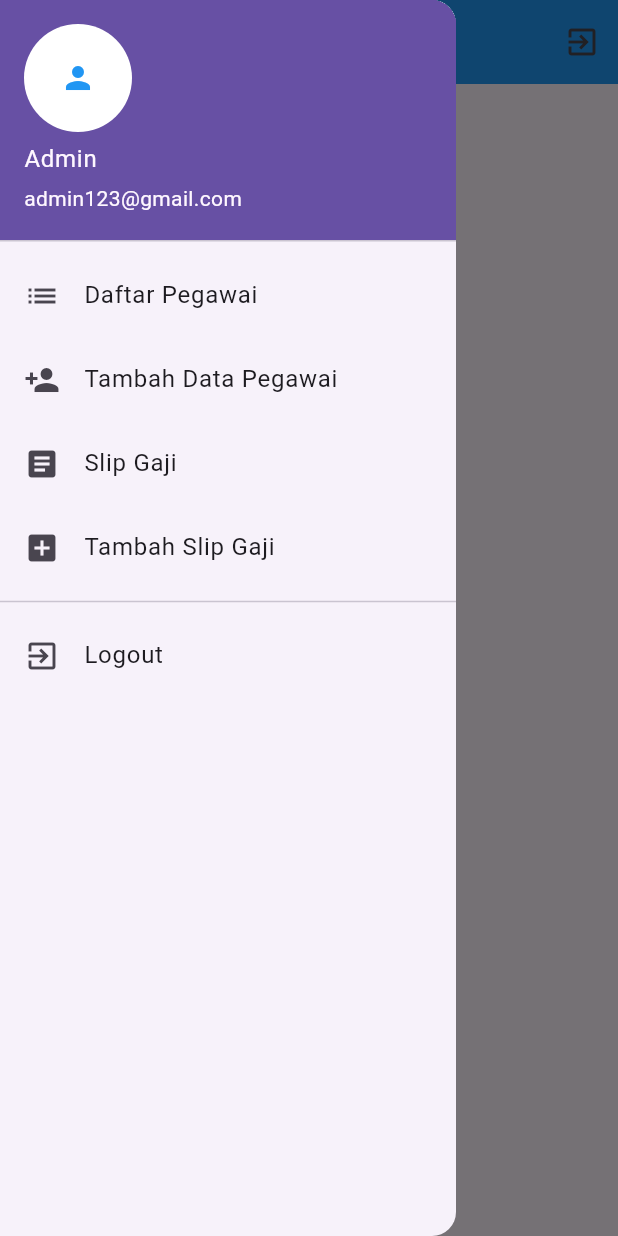
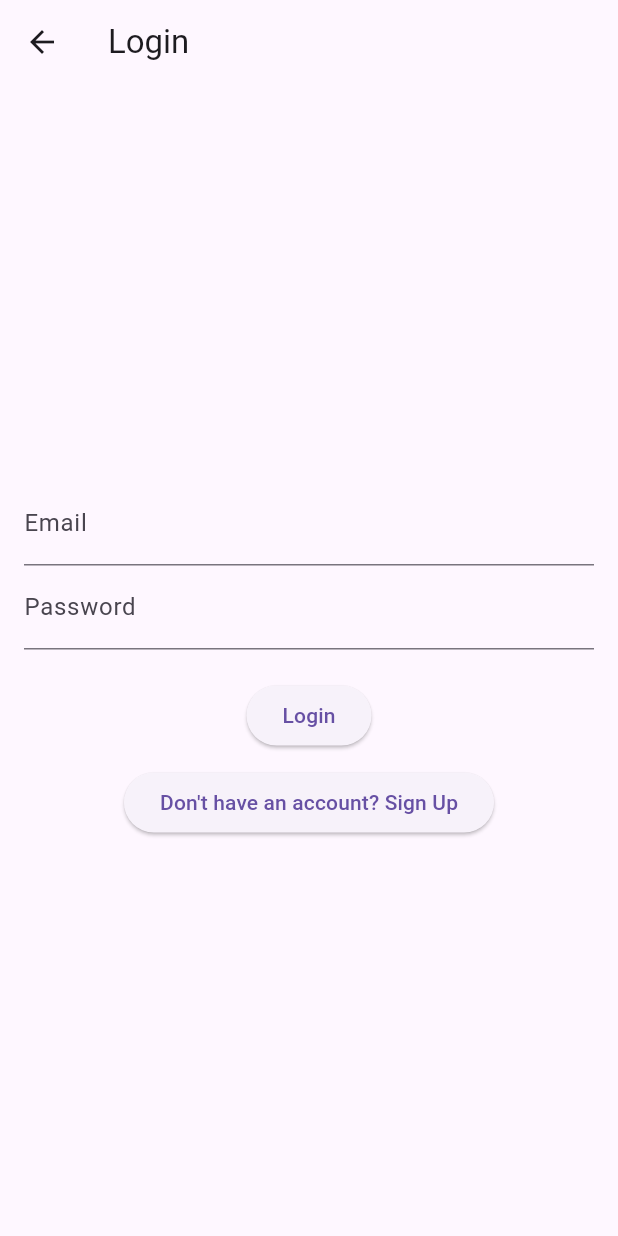
Before and after one commit to NVG-064/testing_flutter_uts, a Flutter app: the Home screen opened directly, in the side drawer, after a tap on "Dashboard User", on a phone screen of 412 x 824 dp. Run offline on Flutter 3.47's test engine with Material 3 defaults, Android fonts, the phone set to English and light mode, and no system bars; our stand-ins replace firebase_auth, firebase_core, sqflite; accounts and stored records are empty.

Commit message:
Sign Up and Log Out function

```diff
--- /dev/null
+++ b/lib/auth_services.dart
@@ -0,0 +1,25 @@
+import 'package:firebase_auth/firebase_auth.dart';
+import 'package:flutter/material.dart';
+
+class AuthServices {
+  static FirebaseAuth _auth = FirebaseAuth.instance;
+
+  static Future<void> signOut() async {
+    print('Before sign out: ${_auth.currentUser}');
+    _auth.signOut();
+    print('After sign out: ${_auth.currentUser}');
+  }
+
+  static Future<void> signUpFirebase(
+      String email, String password, BuildContext context) async {
+    try {
+      _auth.createUserWithEmailAndPassword(email: email, password: password);
+    } catch (e) {
+      ScaffoldMessenger.of(context).showSnackBar(SnackBar(
+        content: Text(e.toString()),
+      ));
+    }
+  }
+
+  static Stream<User?> get firebaseUserStream => _auth.authStateChanges();
+}
--- /dev/null
+++ b/lib/employee.dart
@@ -0,0 +1,40 @@
+class Employee {
+  int? id;
+  String? name;
+  String? no_employee;
+  String? tunjangan;
+  String? insentive;
+  String? bonus;
+  String? overtime;
+  String? net_salary;
+  String? tax;
+
+  Employee(this.id, this.name, this.no_employee, this.insentive, this.bonus,
+      this.tunjangan, this.overtime, this.net_salary);
+
+  Employee.fromMap(Map<String, dynamic> map) {
+    id = map['id'];
+    name = map['name'];
+    no_employee = map['no_employee'];
+    tunjangan = map['tunjangan'];
+    insentive = map['insentive'];
+    bonus = map['bonus'];
+    net_salary = map['net_salary'];
+    tax = map['tax'];
+  }
+
+  Map<String, dynamic> toMap() {
+    var map = Map<String, dynamic>();
+    if (id != null) {
+      map['id'] = id;
+    }
+    map['name'] = name;
+    map['no_employee'] = no_employee;
+    map['tunjangan'] = tunjangan;
+    map['insentive'] = insentive;
+    map['bonus'] = bonus;
+    map['net_salary'] = net_salary;
+    map['tax'] = tax;
+    return map;
+  }
+}
--- a/lib/home.dart
+++ b/lib/home.dart
@@ -1,8 +1,10 @@
 import 'package:flutter/material.dart';
 import 'package:testing_flutter_uts/add_slip_gaji.dart';
+import 'package:testing_flutter_uts/auth_services.dart';
 import 'package:testing_flutter_uts/daftar_pegawai.dart';
 import 'package:testing_flutter_uts/add_pegawai.dart';
 import 'package:testing_flutter_uts/home_user.dart';
+import 'package:testing_flutter_uts/login.dart';
 import 'package:testing_flutter_uts/slip_gaji.dart';
 
 class Home extends StatelessWidget {
@@ -88,7 +90,13 @@ class Home extends StatelessWidget {
             ListTile(
               leading: Icon(Icons.exit_to_app),
               title: Text("Logout"),
-              onTap: () {},
+              onTap: () async {
+                AuthServices.signOut();
+
+                // Navigate to the Login page
+                await Navigator.pushReplacement(context,
+                    MaterialPageRoute(builder: (context) => LoginPage()));
+              },
             ),
           ],
         ),
--- /dev/null
+++ b/lib/login.dart
@@ -0,0 +1,75 @@
+import 'package:flutter/material.dart';
+import 'package:testing_flutter_uts/home.dart';
+import 'package:testing_flutter_uts/sign_up.dart';
+import 'user.dart'; // Import the User class
+import 'db_helper.dart'; // Import your DbHelper class
+
+class LoginPage extends StatefulWidget {
+  @override
+  _LoginPageState createState() => _LoginPageState();
+}
+
+class _LoginPageState extends State<LoginPage> {
+  TextEditingController emailController = TextEditingController();
+  TextEditingController passwordController = TextEditingController();
+
+  @override
+  Widget build(BuildContext context) {
+    return Scaffold(
+      appBar: AppBar(
+        title: Text('Login'),
+      ),
+      body: Padding(
+        padding: const EdgeInsets.all(16.0),
+        child: Column(
+          mainAxisAlignment: MainAxisAlignment.center,
+          children: [
+            TextField(
+              controller: emailController,
+              decoration: InputDecoration(labelText: 'Email'),
+            ),
+            TextField(
+              controller: passwordController,
+              decoration: InputDecoration(labelText: 'Password'),
+              obscureText: true,
+            ),
+            SizedBox(height: 20),
+            ElevatedButton(
+              onPressed: () async {
+                String email = emailController.text;
+                String password = passwordController.text;
+
+                // Authenticate user
+                User? user = await DbHelper().getUser(email);
+
+                if (user != null && user.password == password) {
+                  // Navigate to home page or user-specific page
+                  // You can check user.role to determine the user type
+                  Navigator.pushReplacement(
+                    context,
+                    MaterialPageRoute(builder: (context) => Home()),
+                  );
+                } else {
+                  // Handle invalid email or password
+                  print('Invalid email or password');
+                }
+              },
+              child: Text('Login'),
+            ),
+            SizedBox(height: 10),
+            ElevatedButton(
+              onPressed: () {
+                // Navigate to the sign-up page
+                Navigator.pushReplacement(
+                  context,
+                  MaterialPageRoute(builder: (context) => SignUpPage()),
+                );
+              },
+              child: Text('Don\'t have an account? Sign Up'),
+            ),
+          ],
+        ),
+      ),
+    );
+  }
+}
--- /dev/null
+++ b/lib/user.dart
@@ -0,0 +1,35 @@
+class User {
+  int? id;
+  late String fullName; // Add fullName property
+  late String username;
+  late String password;
+  late String role;
+
+  User({
+    this.id,
+    required this.fullName,
+    required this.username,
+    required this.password,
+    required this.role,
+  });
+
+  Map<String, dynamic> toMap() {
+    var map = <String, dynamic>{
+      'fullName': fullName, // Update to include fullName
+      'username': username,
+      'password': password,
+      'role': role,
+    };
+    if (id != null) {
+      map['id'] = id;
+    }
+    return map;
+  }
+
+  User.fromMap(Map<String, dynamic> map) {
+    id = map['id']; // Update to include fullName
+    username = map['username'];
+    password = map['password'];
+    role = map['role'];
+  }
+}
--- a/pubspec.yaml
+++ b/pubspec.yaml
@@ -36,6 +36,8 @@ dependencies:
   cupertino_icons: ^1.0.2
   sqflite: ^2.3.0
   path: ^1.8.3
+  firebase_core: ^2.24.0
+  firebase_auth: ^4.15.0
 
 
 dev_dependencies:
```
Also changed, not shown: lib/db_helper.dart (added, +138 -0 lines), lib/gateway.dart (added, +18 -0 lines), lib/main.dart (+15 -6 lines), lib/salary.dart (added, +210 -0 lines), lib/sign_up.dart (added, +75 -0 lines), pubspec.lock, 5 other files.
